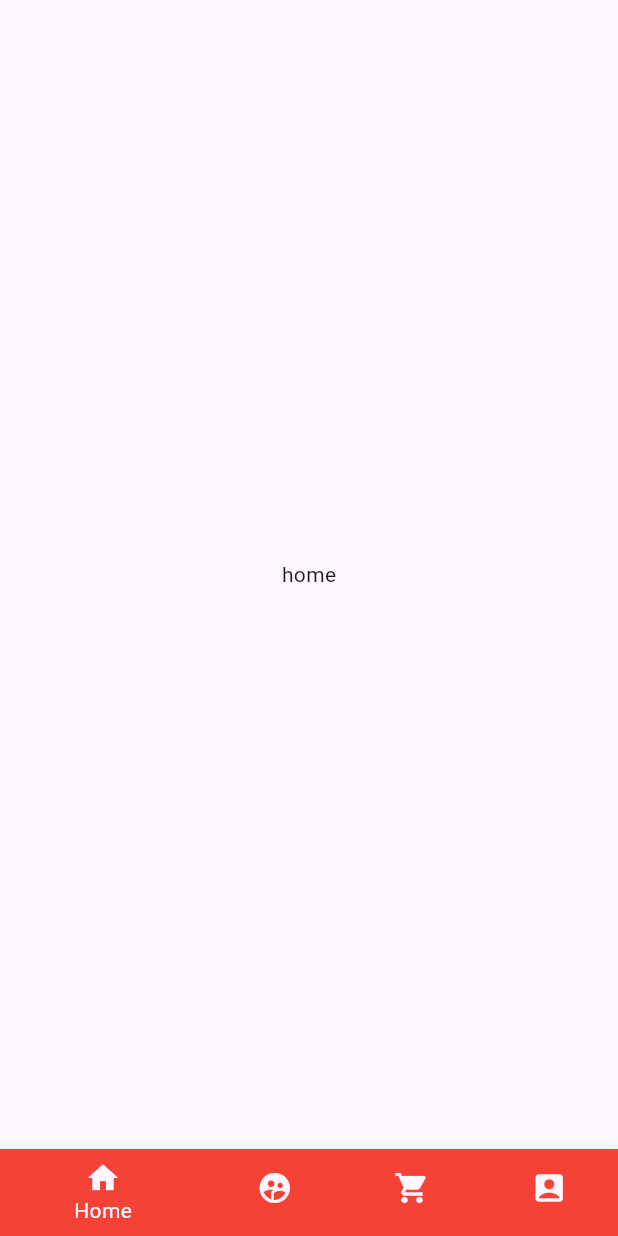
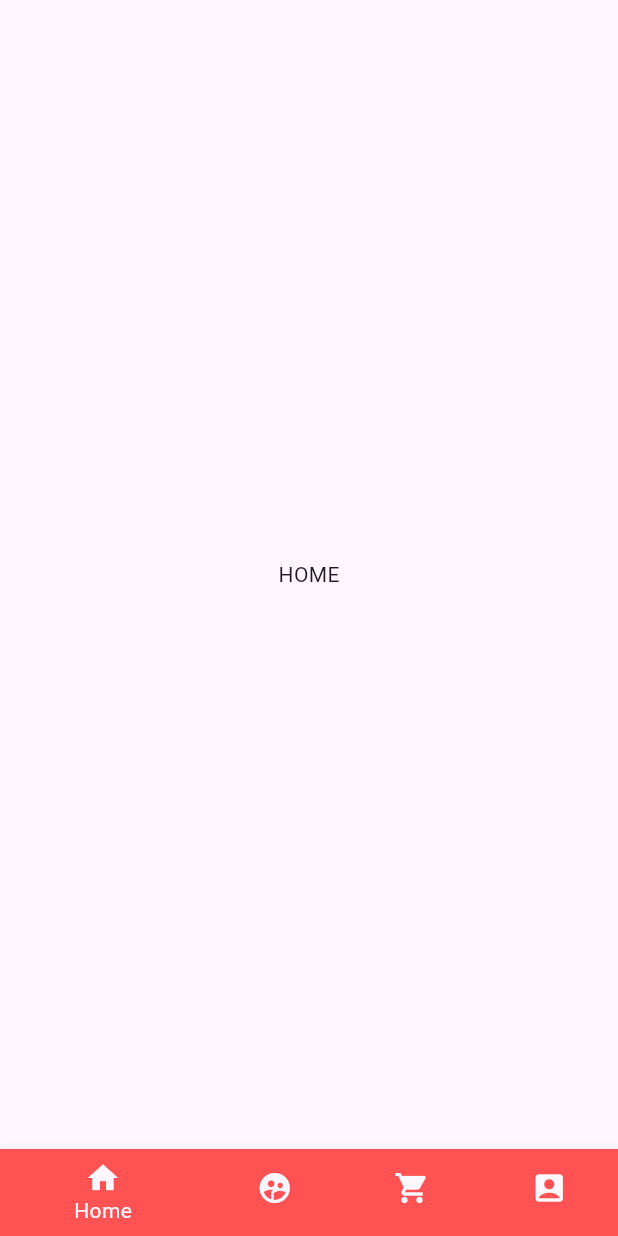
Before and after one commit to riazulrocky/bottom-nav-bar, a Flutter app: the screen it shows after launch, on a phone screen of 412 x 824 dp. Run offline on Flutter 3.47's test engine with Material 3 defaults, Android fonts, the light colour scheme and no system bars.

Commit message:
bottom nav bar

```diff
--- a/lib/main.dart
+++ b/lib/main.dart
@@ -32,22 +32,22 @@ class _MyAppState extends State<MyApp> {
           },
           items: const [
             BottomNavigationBarItem(
-              backgroundColor: Colors.red,
+              backgroundColor: Colors.redAccent,
               label: "Home",
               icon: Icon(Icons.home),
             ),
             BottomNavigationBarItem(
-              backgroundColor: Colors.red,
+              backgroundColor: Colors.blue,
               label: "Friends",
               icon: Icon(Icons.supervised_user_circle),
             ),
             BottomNavigationBarItem(
-              backgroundColor: Colors.redAccent,
+              backgroundColor: Colors.green,
               label: "Market",
               icon: Icon(Icons.shopping_cart),
             ),
             BottomNavigationBarItem(
-              backgroundColor: Colors.red,
+              backgroundColor: Colors.orange,
               label: "Profile",
               icon: Icon(Icons.account_box_rounded),
             ),
--- a/lib/pages/friends.dart
+++ b/lib/pages/friends.dart
@@ -4,6 +4,6 @@ class friends extends StatelessWidget {
 
   @override
   Widget build(BuildContext context) {
-    return const Center(child: Text("friends"));
+    return const Center(child: Text("FRIENDS"));
   }
 }
--- a/lib/pages/home.dart
+++ b/lib/pages/home.dart
@@ -5,6 +5,6 @@ class home extends StatelessWidget {
 
   @override
   Widget build(BuildContext context) {
-    return const Center(child: Text("home"));
+    return const Center(child: Text("HOME"));
   }
 }
--- a/lib/pages/market.dart
+++ b/lib/pages/market.dart
@@ -5,6 +5,6 @@ class market extends StatelessWidget {
 
   @override
   Widget build(BuildContext context) {
-    return const Center(child: Text("market"));
+    return const Center(child: Text("MARKET"));
   }
 }
--- a/lib/pages/profile.dart
+++ b/lib/pages/profile.dart
@@ -5,6 +5,6 @@ class profile extends StatelessWidget {
 
   @override
   Widget build(BuildContext context) {
-    return const Center(child: Text("profile"));
+    return const Center(child: Text("PROFILE"));
   }
 }
```
